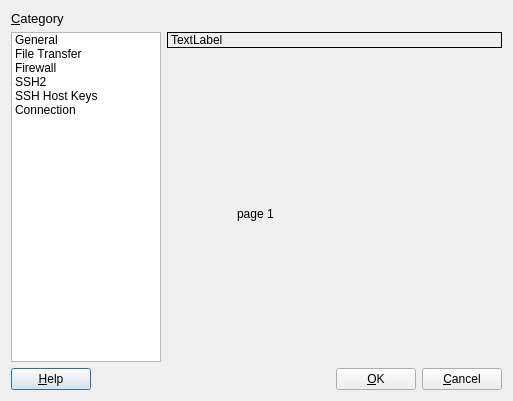
Qt form src/globaloptionsdialog.ui (kitech/nullfxp) before a commit.
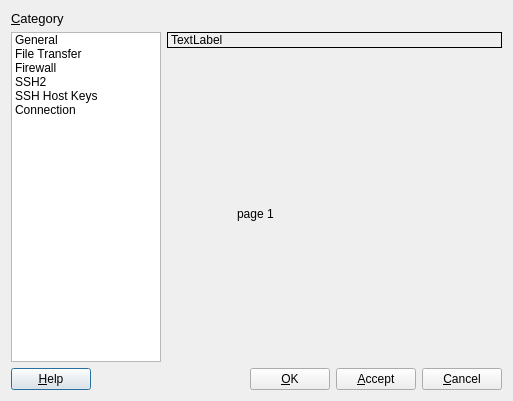
The same form after that commit. Icons and pictures are not drawn.

Commit message: improve option dialog

Patch:
```diff
--- a/src/globaloptionsdialog.ui
+++ b/src/globaloptionsdialog.ui
@@ -294,6 +294,13 @@
        </property>
       </widget>
      </item>
+     <item>
+      <widget class="QPushButton" name="pushButton_4">
+       <property name="text">
+        <string>&amp;Accept</string>
+       </property>
+      </widget>
+     </item>
      <item>
       <widget class="QPushButton" name="pushButton_2">
        <property name="text">
```
